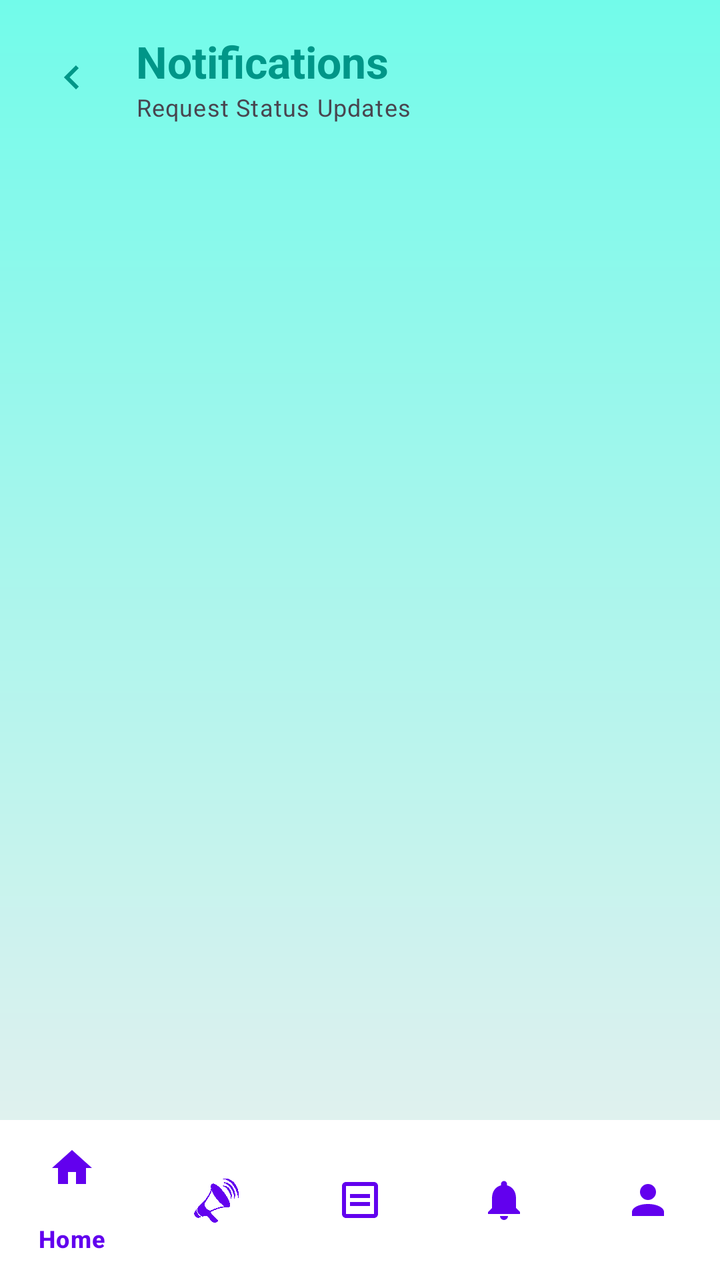
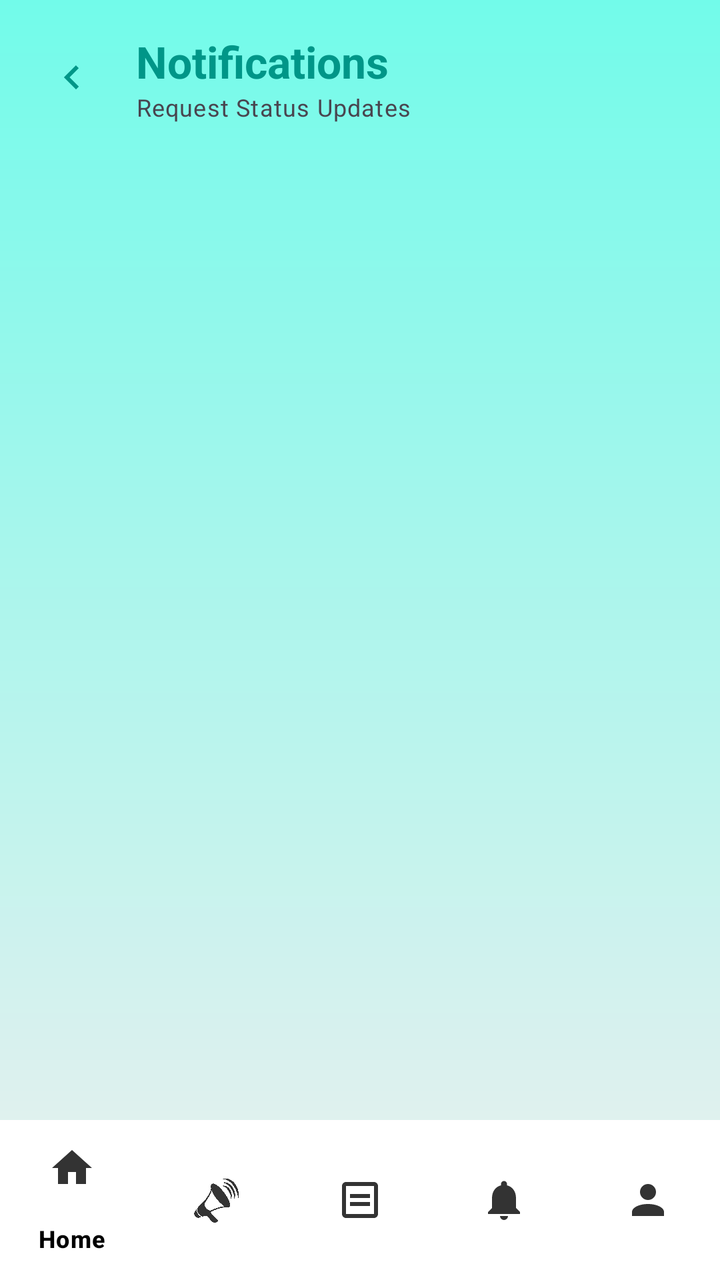

The first picture is an Android layout as it rendered before a commit; the second is the same layout after the commit. The layout source and the unified diff follow.
<!-- AndroidManifest.xml: application theme Theme.IServeKo -->
<!-- res/layout/activity_notifications.xml -->
<?xml version="1.0" encoding="utf-8"?>
<androidx.coordinatorlayout.widget.CoordinatorLayout xmlns:android="http://schemas.android.com/apk/res/android"
    xmlns:app="http://schemas.android.com/apk/res-auto"
    xmlns:tools="http://schemas.android.com/tools"
    android:id="@+id/main"
    android:layout_width="match_parent"
    android:layout_height="match_parent"
    android:background="@drawable/designbrg"
    tools:context=".NotificationsActivity">

    <com.google.android.material.appbar.AppBarLayout
        android:layout_width="match_parent"
        android:layout_height="wrap_content"
        android:background="@android:color/transparent"
        app:elevation="0dp">

        <RelativeLayout
            android:layout_width="match_parent"
            android:layout_height="wrap_content"
            android:padding="16dp">

            <ImageButton
                android:id="@+id/btnBack"
                android:layout_width="40dp"
                android:layout_height="40dp"
                android:layout_centerVertical="true"
                android:background="?attr/selectableItemBackgroundBorderless"
                android:src="@drawable/ic_arrow_next"
                android:rotation="180"
                app:tint="@color/dash_teal"
                tools:ignore="ContentDescription" />

            <LinearLayout
                android:layout_width="wrap_content"
                android:layout_height="wrap_content"
                android:layout_centerVertical="true"
                android:layout_marginStart="12dp"
                android:layout_toEndOf="@id/btnBack"
                android:orientation="vertical">

                <TextView
                    android:layout_width="wrap_content"
                    android:layout_height="wrap_content"
                    android:text="Notifications"
                    android:textAppearance="@style/TextAppearance.Material3.TitleLarge"
                    android:textColor="@color/dash_teal"
                    android:textStyle="bold" />

                <TextView
                    android:layout_width="wrap_content"
                    android:layout_height="wrap_content"
                    android:text="Request Status Updates"
                    android:textAppearance="@style/TextAppearance.Material3.BodySmall"
                    android:textColor="@color/onSurfaceVariant" />
            </LinearLayout>

        </RelativeLayout>

    </com.google.android.material.appbar.AppBarLayout>

    <LinearLayout
        android:layout_width="match_parent"
        android:layout_height="match_parent"
        android:orientation="vertical"
        app:layout_behavior="@string/appbar_scrolling_view_behavior">

        
        <androidx.recyclerview.widget.RecyclerView
            android:id="@+id/recyclerViewNotifications"
            android:layout_width="match_parent"
            android:layout_height="0dp"
            android:layout_weight="1"
            android:clipToPadding="false"
            android:paddingBottom="16dp"
            android:paddingTop="8dp" />

        
        <TextView
            android:id="@+id/txtEmptyNotifications"
            android:layout_width="match_parent"
            android:layout_height="0dp"
            android:layout_weight="1"
            android:gravity="center"
            android:text="No notifications yet.\nYour request updates will appear here."
            android:textAlignment="center"
            android:textColor="@color/onSurfaceVariant"
            android:textSize="16sp"
            android:visibility="gone" />

        
        <com.google.android.material.bottomnavigation.BottomNavigationView
            android:id="@+id/bottomNavigation"
            android:layout_width="match_parent"
            android:layout_height="wrap_content"
            android:background="@android:color/white"
            app:itemIconTint="@color/design_default_color_primary"
            app:itemTextColor="@color/design_default_color_primary"
            app:menu="@menu/bottom_nav_menu" />

    </LinearLayout>

</androidx.coordinatorlayout.widget.CoordinatorLayout>
<!-- resources referenced by this layout -->
<resources>
  <color name="dash_teal">#009688</color>
  <color name="onSurfaceVariant">#49454F</color>
  <!-- drawable designbrg (drawable) -->
  <?xml version="1.0" encoding="utf-8"?>
  <shape xmlns:android="http://schemas.android.com/apk/res/android">
       <gradient android:type = "linear" android:angle="100"
           android:startColor="#72FBEA" android:endColor="#EFEFEF"/>
  </shape>
  <!-- drawable ic_arrow_next (drawable) -->
  <vector xmlns:android="http://schemas.android.com/apk/res/android"
      android:width="24dp"
      android:height="24dp"
      android:viewportWidth="24"
      android:viewportHeight="24">
      <path
          android:fillColor="#FF000000"
          android:pathData="M8.59,16.59L13.17,12L8.59,7.41L10,6L16,12L10,18L8.59,16.59Z"/>
  </vector>
  <style name="Theme.IServeKo" parent="Base.Theme.IServeKo" />
  <style name="Base.Theme.IServeKo" parent="Theme.Material3.DayNight.NoActionBar">
          
          
      </style>
</resources>

<!-- the commit's change to res/layout/activity_notifications.xml (unified diff, before → after) -->
@@ -93,8 +93,8 @@
             android:layout_width="match_parent"
             android:layout_height="wrap_content"
             android:background="@android:color/white"
-            app:itemIconTint="@color/design_default_color_primary"
-            app:itemTextColor="@color/design_default_color_primary"
+            app:itemIconTint="#333333"
+            app:itemTextColor="#000000"
             app:menu="@menu/bottom_nav_menu" />
 
     </LinearLayout>
